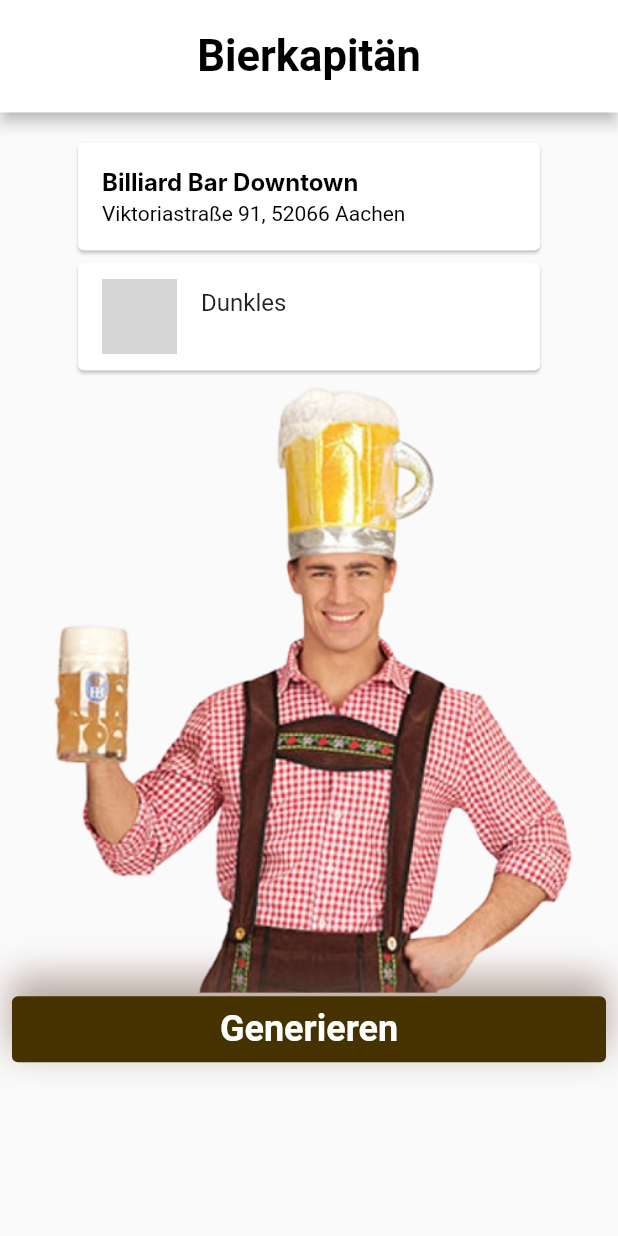
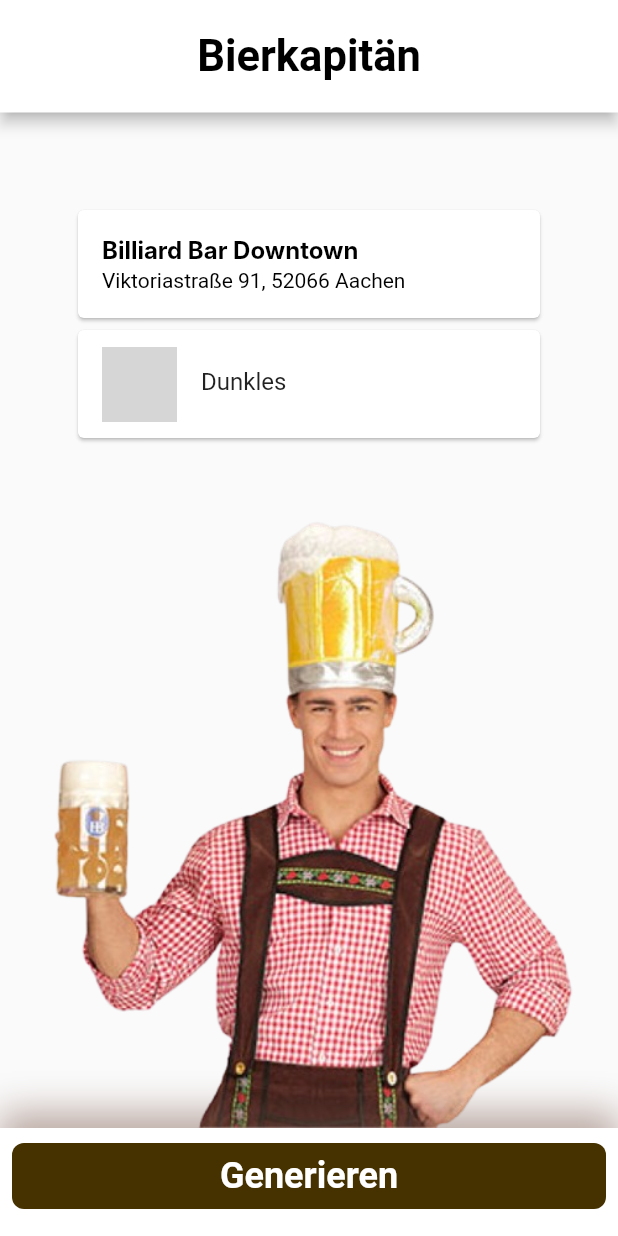
Before and after one commit to FH-SWE-2023/biersommelier, a Flutter app: the BeerCaptain widget shown alone on an empty page, opened directly, after a tap on "Generieren", on a phone screen of 412 x 824 dp. Run offline on Flutter 3.47's test engine with Material 3 defaults, Android fonts, the phone set to English and light mode, and no system bars; our stand-ins replace date_field, flutter_image_compress, fluttertoast, google_maps_flutter, image_picker, sqflite; accounts and stored records are empty; Roboto replaces fonts that are missing (Inter); grey boxes are pictures that could not be loaded.

Commit message:
fix(BeerCaptain): Fix remaining requested changes

```diff
--- a/lib/pages/BeerCaptain.dart
+++ b/lib/pages/BeerCaptain.dart
@@ -53,15 +53,12 @@ class _BeerCaptainState extends State<BeerCaptain> {
   @override
   Widget build(BuildContext context) {
     return Center(
+      child: Stack(
+        children: [
+          Positioned(
+            width: MediaQuery.of(context).size.width,
+            top: 120,
             child: Column(
-        crossAxisAlignment: CrossAxisAlignment.stretch,
-        children: [
-          const Header(
-            title: "Bierkapitän",
-            backgroundColor: Colors.white,
-            icon: HeaderIcon.none,
-          ),
-          Column(
                 children: !show
                     ? [
                   Padding(
@@ -96,8 +93,10 @@ class _BeerCaptainState extends State<BeerCaptain> {
                         ),
                         Card(
                           child: ListTile(
-                                subtitle: Text(""),
-                                title: Text(beers[beerRandom].name),
+                            subtitle: const Text(""),
+                            title: Container(
+                                transform: Matrix4.translationValues(0, 8, 0),
+                                child: Text(beers[beerRandom].name)),
                             leading: SizedBox(
                               width: 50.0,
                               height: 50.0,
@@ -109,17 +108,11 @@ class _BeerCaptainState extends State<BeerCaptain> {
                                   if (imageSnapshot.connectionState ==
                                       ConnectionState.done &&
                                       imageSnapshot.hasData) {
-                                        return SizedBox(
-                                          child: imageSnapshot.data,
-                                        );
+                                    return imageSnapshot.data!;
                                   } else if (imageSnapshot.hasError) {
                                     return const Icon(Icons.error);
                                   } else {
-                                        return const SizedBox(
-                                          width: 50.0,
-                                          height: 50.0,
-                                          child: CircularProgressIndicator(),
-                                        );
+                                    return const CircularProgressIndicator();
                                   }
                                 },
                               ),
@@ -130,10 +123,25 @@ class _BeerCaptainState extends State<BeerCaptain> {
                     ),
                   )
                 ]),
+          ),
+          Column(
+            mainAxisAlignment: MainAxisAlignment.spaceBetween,
+            crossAxisAlignment: CrossAxisAlignment.stretch,
+            children: [
+              const Header(
+                title: "Bierkapitän",
+                backgroundColor: Colors.white,
+                icon: HeaderIcon.none,
+              ),
+              Column(
+                mainAxisAlignment: MainAxisAlignment.end,
+                crossAxisAlignment: CrossAxisAlignment.stretch,
+                children: [
                   const Image(image: AssetImage('assets/demo/Beercaptain.png')),
                   Container(
-            margin: const EdgeInsets.only(left: 8, right: 8, bottom: 8),
+                    padding: const EdgeInsets.fromLTRB(8, 8, 8, 16),
                     decoration: BoxDecoration(
+                      color: Theme.of(context).colorScheme.white,
                       boxShadow: [
                         BoxShadow(
                           color: Colors.brown.withOpacity(0.5),
@@ -146,6 +154,9 @@ class _BeerCaptainState extends State<BeerCaptain> {
                     child: TextButton(
                       onPressed: generate,
                       style: TextButton.styleFrom(
+                        shape: RoundedRectangleBorder(
+                          borderRadius: BorderRadius.circular(8.0),
+                        ),
                         foregroundColor: Theme.of(context).colorScheme.white,
                         backgroundColor: Theme.of(context).colorScheme.secondary,
                       ),
@@ -158,6 +169,10 @@ class _BeerCaptainState extends State<BeerCaptain> {
                         ),
                       ),
                     ),
+                  )
+                ],
+              ),
+            ],
           ),
         ],
       ),
--- a/lib/router/rut/RutDelegate.dart
+++ b/lib/router/rut/RutDelegate.dart
@@ -3,6 +3,7 @@ import 'package:biersommelier/router/Rut.dart';
 import 'package:biersommelier/router/rut/InheritedRut.dart';
 import 'package:biersommelier/router/rut/JumpAuthorizer.dart';
 import 'package:biersommelier/router/rut/RutPath.dart';
+import 'package:biersommelier/theme/theme.dart';
 import 'package:flutter/material.dart';
 
 class RutDelegate extends RouterDelegate<RutPath>
@@ -33,6 +34,7 @@ class RutDelegate extends RouterDelegate<RutPath>
             child: Stack(
               children: [
                 Scaffold(
+                  backgroundColor: Theme.of(context).colorScheme.white,
                   bottomNavigationBar: const NavBar(),
                   body: RutPath.findPage(path.page),
                 ),
```
Lines whose indentation alone changed are shown as unchanged.
